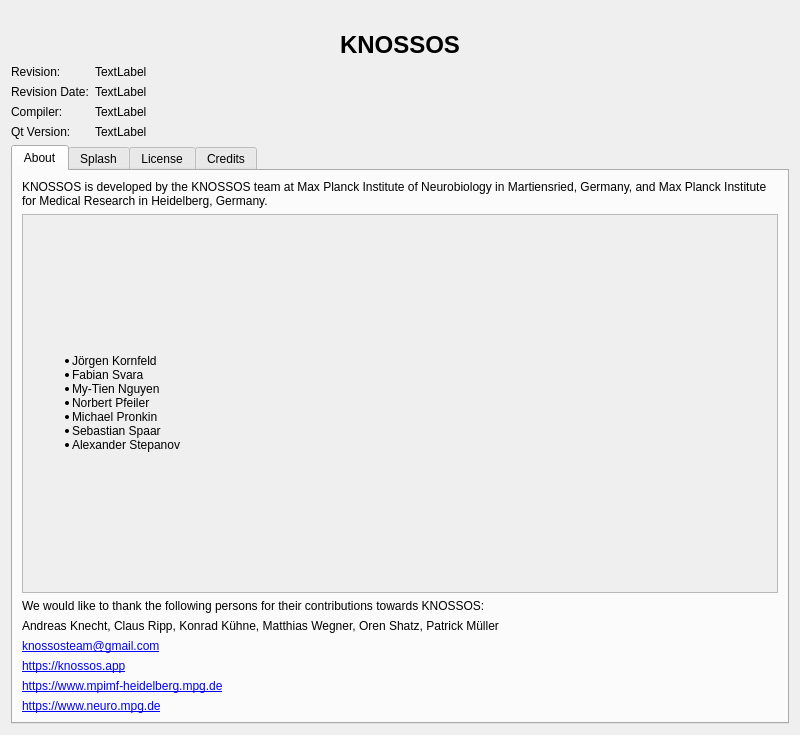
First picture: the form in widgets/aboutdialog.ui, repository knossos-project/knossos, before the edit.
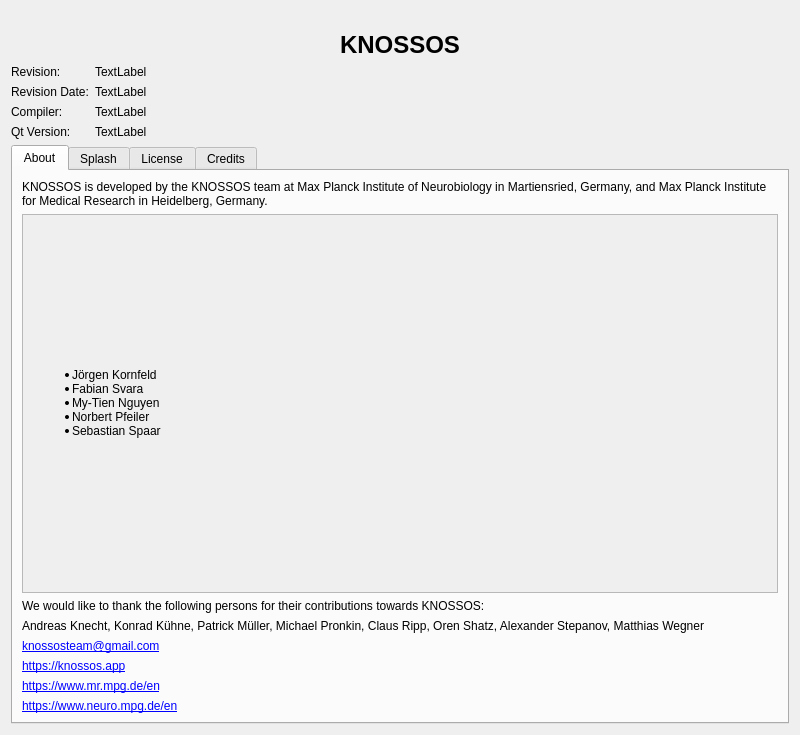
Second picture: the form after the edit. Icons and pictures are not drawn.

Commit message:
about widget changes
update URLs
fix quazip and snappy license
archive retired members

```diff
--- a/widgets/aboutdialog.ui
+++ b/widgets/aboutdialog.ui
@@ -206,8 +206,8 @@
              <rect>
               <x>0</x>
               <y>0</y>
-              <width>711</width>
-              <height>184</height>
+              <width>754</width>
+              <height>158</height>
              </rect>
             </property>
             <layout class="QVBoxLayout" name="verticalLayout_6">
@@ -224,9 +224,7 @@
 &lt;li&gt;Fabian Svara
 &lt;li&gt;My-Tien Nguyen
 &lt;li&gt;Norbert Pfeiler
-&lt;li&gt;Michael Pronkin
 &lt;li&gt;Sebastian Spaar
-&lt;li&gt;Alexander Stepanov
 &lt;/ul&gt;</string>
                </property>
                <property name="textInteractionFlags">
@@ -254,7 +252,7 @@
          <item>
           <widget class="QLabel" name="additionalContributorsLabel">
            <property name="text">
-            <string>Andreas Knecht, Claus Ripp, Konrad Kühne, Matthias Wegner, Oren Shatz, Patrick Müller</string>
+            <string>Andreas Knecht, Konrad Kühne, Patrick Müller, Michael Pronkin, Claus Ripp, Oren Shatz, Alexander Stepanov, Matthias Wegner</string>
            </property>
            <property name="wordWrap">
             <bool>true</bool>
@@ -293,7 +291,7 @@
          <item>
           <widget class="QLabel" name="mpimrLinkLabel">
            <property name="text">
-            <string>&lt;a href=&quot;https://www.mpimf-heidelberg.mpg.de/en&quot;&gt;https://www.mpimf-heidelberg.mpg.de&lt;/a&gt;</string>
+            <string>&lt;a href=&quot;https://www.mr.mpg.de/en&quot;&gt;https://www.mr.mpg.de/en&lt;/a&gt;</string>
            </property>
            <property name="openExternalLinks">
             <bool>true</bool>
@@ -306,7 +304,7 @@
          <item>
           <widget class="QLabel" name="mpionLinkLabel">
            <property name="text">
-            <string>&lt;a href=&quot;https://www.neuro.mpg.de/home&quot;&gt;https://www.neuro.mpg.de&lt;/a&gt;</string>
+            <string>&lt;a href=&quot;https://www.neuro.mpg.de/en&quot;&gt;https://www.neuro.mpg.de/en&lt;/a&gt;</string>
            </property>
            <property name="openExternalLinks">
             <bool>true</bool>
```
Left out of the diff: 16 changed lines with no effect on the pictures.
